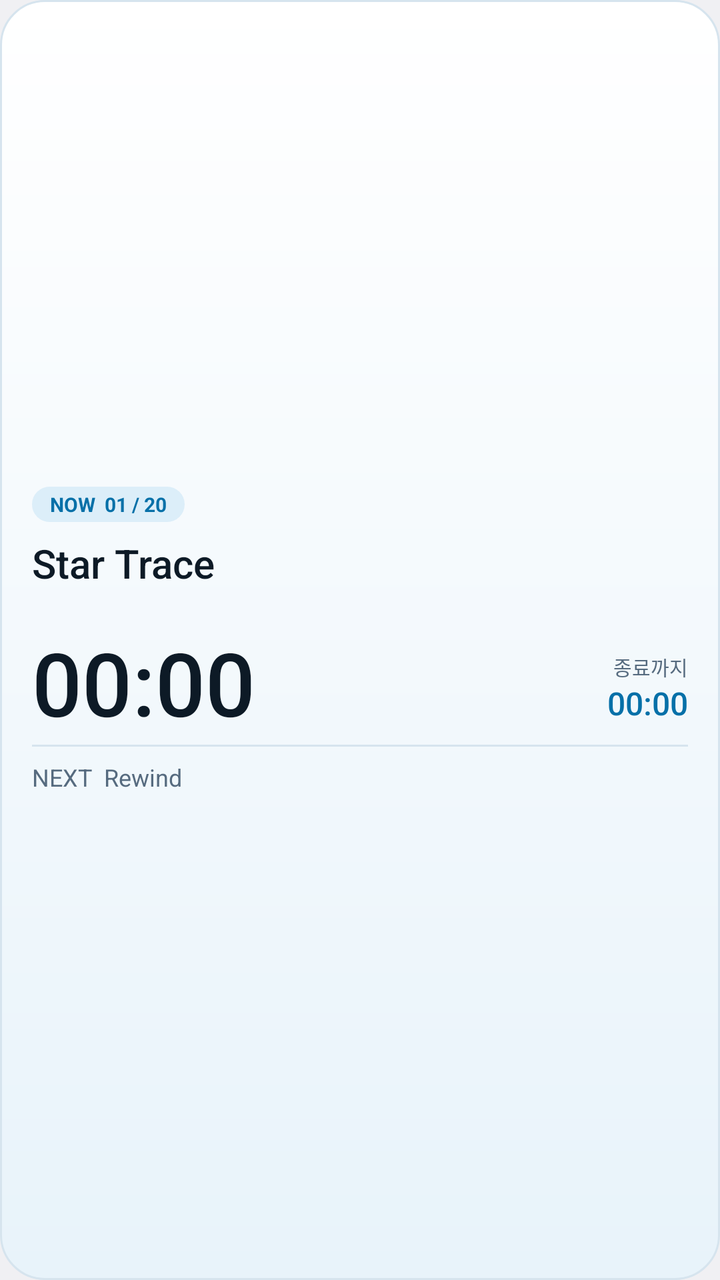
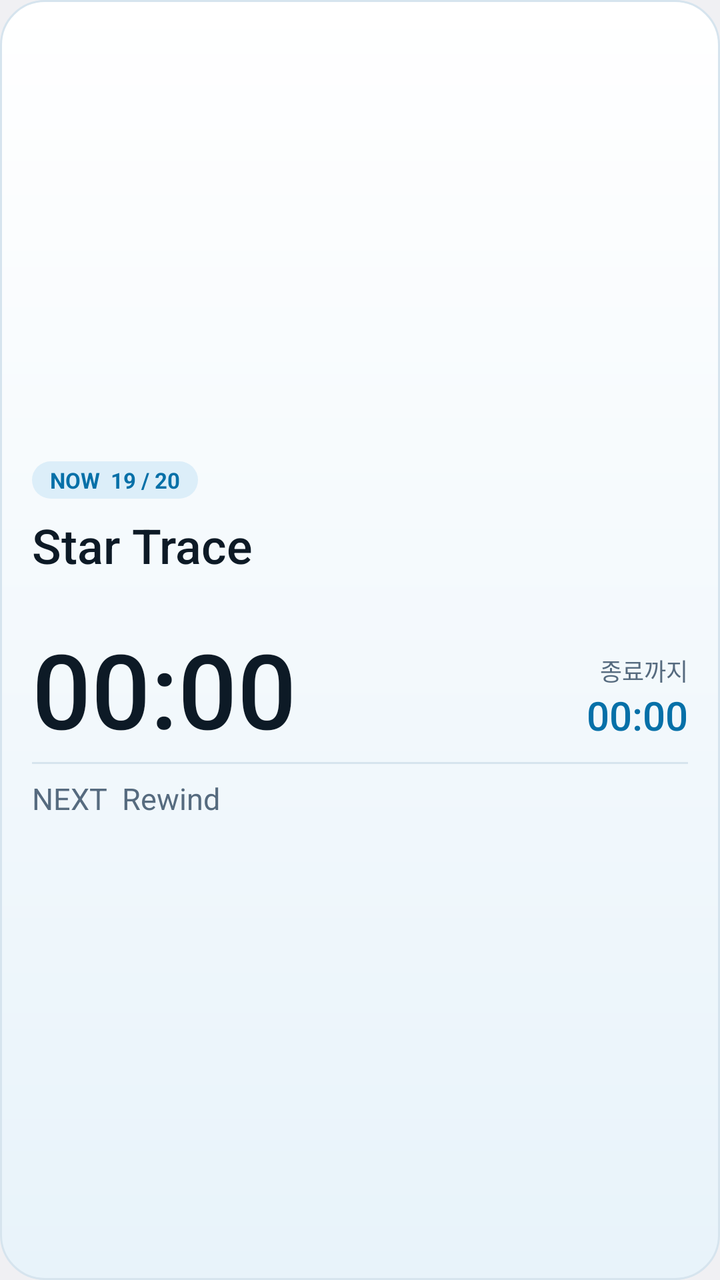

An Android layout rendered at two revisions. The XML below is the earlier revision; the diff shows what the commit changed to produce the second picture.
<!-- AndroidManifest.xml: application theme android:Theme.DeviceDefault.Light.NoActionBar -->
<!-- res/layout/widget_small.xml -->
<?xml version="1.0" encoding="utf-8"?>
<LinearLayout xmlns:android="http://schemas.android.com/apk/res/android"
    android:id="@+id/w_root"
    android:layout_width="match_parent"
    android:layout_height="match_parent"
    android:background="@drawable/widget_bg"
    android:gravity="center_vertical"
    android:orientation="vertical"
    android:paddingLeft="16dp"
    android:paddingTop="12dp"
    android:paddingRight="16dp"
    android:paddingBottom="12dp">

    <TextView
        android:id="@+id/w_idx"
        android:layout_width="wrap_content"
        android:layout_height="wrap_content"
        android:background="@drawable/chip_bg"
        android:paddingLeft="9dp"
        android:paddingTop="2dp"
        android:paddingRight="9dp"
        android:paddingBottom="2dp"
        android:text="NOW  01 / 20"
        android:textColor="#0670A8"
        android:textSize="10sp"
        android:textStyle="bold" />

    <TextView
        android:id="@+id/w_title"
        android:layout_width="match_parent"
        android:layout_height="wrap_content"
        android:layout_marginTop="7dp"
        android:ellipsize="end"
        android:fontFamily="sans-serif-medium"
        android:maxLines="2"
        android:text="Star Trace"
        android:textColor="#0D1A26"
        android:textSize="20sp" />

    <TextView
        android:id="@+id/w_sub"
        android:layout_width="match_parent"
        android:layout_height="wrap_content"
        android:ellipsize="marquee"
        android:singleLine="true"
        android:fadingEdgeLength="22dp"
        android:requiresFadingEdge="horizontal"
        android:textColor="#566B7F"
        android:textSize="11sp" />

    <LinearLayout
        android:layout_width="match_parent"
        android:layout_height="wrap_content"
        android:layout_marginTop="2dp"
        android:baselineAligned="false"
        android:gravity="bottom"
        android:orientation="horizontal">

        <Chronometer
            android:id="@+id/w_pos"
            android:layout_width="wrap_content"
            android:layout_height="wrap_content"
            android:fontFamily="sans-serif-medium"
            android:text="00:00"
            android:textColor="#0D1A26"
            android:textSize="44sp" />

        <TextView
            android:layout_width="0dp"
            android:layout_height="1dp"
            android:layout_weight="1" />

        <LinearLayout
            android:layout_width="wrap_content"
            android:layout_height="wrap_content"
            android:gravity="end"
            android:orientation="vertical"
            android:paddingBottom="8dp">

            <TextView
                android:id="@+id/w_lbl"
                android:layout_width="wrap_content"
                android:layout_height="wrap_content"
                android:text="종료까지"
                android:textColor="#566B7F"
                android:textSize="10sp" />

            <Chronometer
                android:id="@+id/w_remain"
                android:layout_width="wrap_content"
                android:layout_height="wrap_content"
                android:fontFamily="sans-serif-medium"
                android:text="02:59"
                android:textColor="#0670A8"
                android:textSize="16sp" />
        </LinearLayout>
    </LinearLayout>

    <LinearLayout
        android:id="@+id/w_div"
        android:layout_width="match_parent"
        android:layout_height="1dp"
        android:layout_marginTop="2dp"
        android:layout_marginBottom="7dp"
        android:background="#D6E4EE"
        android:orientation="horizontal" />

    <TextView
        android:id="@+id/w_next"
        android:layout_width="match_parent"
        android:layout_height="wrap_content"
        android:ellipsize="marquee"
        android:singleLine="true"
        android:fadingEdgeLength="22dp"
        android:requiresFadingEdge="horizontal"
        android:text="NEXT  Rewind"
        android:textColor="#566B7F"
        android:textSize="12sp" />
</LinearLayout>
<!-- resources referenced by this layout -->
<resources>
  <!-- drawable chip_bg (drawable) -->
  <?xml version="1.0" encoding="utf-8"?>
  <shape xmlns:android="http://schemas.android.com/apk/res/android" android:shape="rectangle">
      <solid android:color="#DCEEF9" />
      <corners android:radius="10dp" />
  </shape>
  <!-- drawable widget_bg (drawable) -->
  <?xml version="1.0" encoding="utf-8"?>
  <shape xmlns:android="http://schemas.android.com/apk/res/android" android:shape="rectangle">
      <gradient
          android:angle="270"
          android:endColor="#E8F3FA"
          android:startColor="#FFFFFF"
          android:type="linear" />
      <corners android:radius="22dp" />
      <stroke android:width="1dp" android:color="#D6E4EE" />
  </shape>
</resources>

<!-- the commit's change to res/layout/widget_small.xml (unified diff, before → after) -->
@@ -5,86 +5,77 @@
     android:layout_height="match_parent"
     android:background="@drawable/widget_bg"
     android:gravity="center_vertical"
-    android:orientation="vertical"
     android:paddingLeft="16dp"
     android:paddingTop="12dp"
     android:paddingRight="16dp"
-    android:paddingBottom="12dp">
-
+    android:paddingBottom="12dp"
+    android:orientation="vertical">
     <TextView
         android:id="@+id/w_idx"
         android:layout_width="wrap_content"
         android:layout_height="wrap_content"
-        android:background="@drawable/chip_bg"
         android:paddingLeft="9dp"
         android:paddingTop="2dp"
         android:paddingRight="9dp"
         android:paddingBottom="2dp"
-        android:text="NOW  01 / 20"
+        android:background="@drawable/chip_bg"
+        android:text="NOW  19 / 20"
         android:textColor="#0670A8"
-        android:textSize="10sp"
+        android:textSize="11sp"
         android:textStyle="bold" />
-
     <TextView
         android:id="@+id/w_title"
         android:layout_width="match_parent"
         android:layout_height="wrap_content"
         android:layout_marginTop="7dp"
         android:ellipsize="end"
+        android:maxLines="2"
         android:fontFamily="sans-serif-medium"
-        android:maxLines="2"
         android:text="Star Trace"
         android:textColor="#0D1A26"
-        android:textSize="20sp" />
-
+        android:textSize="24sp" />
     <TextView
         android:id="@+id/w_sub"
         android:layout_width="match_parent"
         android:layout_height="wrap_content"
         android:ellipsize="marquee"
+        android:fadingEdgeLength="22dp"
         android:singleLine="true"
-        android:fadingEdgeLength="22dp"
         android:requiresFadingEdge="horizontal"
         android:textColor="#566B7F"
-        android:textSize="11sp" />
-
+        android:textSize="14sp" />
     <LinearLayout
         android:layout_width="match_parent"
         android:layout_height="wrap_content"
+        android:gravity="bottom"
+        android:baselineAligned="false"
         android:layout_marginTop="2dp"
-        android:baselineAligned="false"
-        android:gravity="bottom"
         android:orientation="horizontal">
-
-        <Chronometer
-            android:id="@+id/w_pos"
-            android:layout_width="wrap_content"
-            android:layout_height="wrap_content"
-            android:fontFamily="sans-serif-medium"
-            android:text="00:00"
-            android:textColor="#0D1A26"
-            android:textSize="44sp" />
-
-        <TextView
-            android:layout_width="0dp"
-            android:layout_height="1dp"
-            android:layout_weight="1" />
-
+            <Chronometer
+                android:id="@+id/w_pos"
+                android:layout_width="wrap_content"
+                android:layout_height="wrap_content"
+                android:fontFamily="sans-serif-medium"
+                android:text="00:00"
+                android:textColor="#0D1A26"
+                android:textSize="52sp" />
+            <TextView
+                android:layout_width="0dp"
+                android:layout_height="1dp"
+                android:layout_weight="1" />
         <LinearLayout
             android:layout_width="wrap_content"
             android:layout_height="wrap_content"
             android:gravity="end"
-            android:orientation="vertical"
-            android:paddingBottom="8dp">
-
+            android:paddingBottom="8dp"
+            android:orientation="vertical">
             <TextView
                 android:id="@+id/w_lbl"
                 android:layout_width="wrap_content"
                 android:layout_height="wrap_content"
                 android:text="종료까지"
                 android:textColor="#566B7F"
-                android:textSize="10sp" />
-
+                android:textSize="12sp" />
             <Chronometer
                 android:id="@+id/w_remain"
                 android:layout_width="wrap_content"
@@ -92,10 +83,9 @@
                 android:fontFamily="sans-serif-medium"
                 android:text="02:59"
                 android:textColor="#0670A8"
-                android:textSize="16sp" />
+                android:textSize="20sp" />
         </LinearLayout>
     </LinearLayout>
-
     <LinearLayout
         android:id="@+id/w_div"
         android:layout_width="match_parent"
@@ -104,16 +94,15 @@
         android:layout_marginBottom="7dp"
         android:background="#D6E4EE"
         android:orientation="horizontal" />
-
     <TextView
         android:id="@+id/w_next"
         android:layout_width="match_parent"
         android:layout_height="wrap_content"
         android:ellipsize="marquee"
+        android:fadingEdgeLength="22dp"
         android:singleLine="true"
-        android:fadingEdgeLength="22dp"
         android:requiresFadingEdge="horizontal"
         android:text="NEXT  Rewind"
         android:textColor="#566B7F"
-        android:textSize="12sp" />
+        android:textSize="15sp" />
 </LinearLayout>
